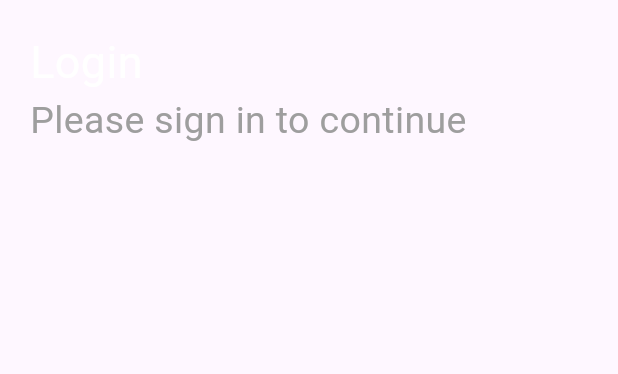
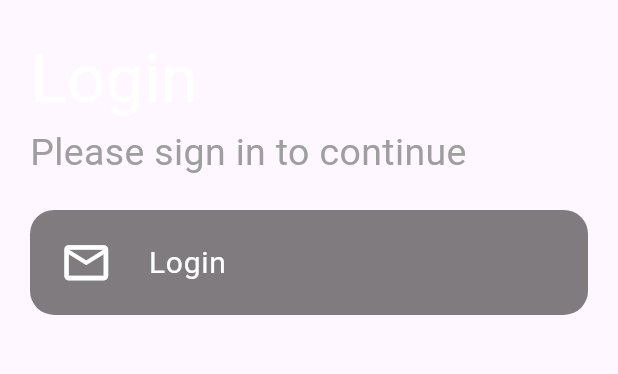
Before and after one commit to KaliopPraktyki/praktyki_projekt, a Flutter app: the loginScreen screen opened directly, on a phone screen of 412 x 824 dp, the part 401-775 px from its top. Run offline on Flutter 3.47's test engine with Material 3 defaults, Android fonts, the phone set to English and light mode, and no system bars.

Commit message:
+ update fonts + update login

```diff
--- a/lib/screens/login.dart
+++ b/lib/screens/login.dart
@@ -16,7 +16,6 @@ class loginScreen extends StatelessWidget {
               scale: 2.2,),
 
               SizedBox(height: 20,),
-
               //Text Login
               Row(
                 crossAxisAlignment: CrossAxisAlignment.start,
@@ -24,7 +23,7 @@ class loginScreen extends StatelessWidget {
                   SizedBox(width: 20,),
                   Text('Login',
                   style: TextStyle(
-                    fontSize: 30,
+                    fontSize: 45,
                     color: Colors.white,
                   ),),
                 ],
@@ -41,6 +40,36 @@ class loginScreen extends StatelessWidget {
                     ),),
                 ],
               ),
+              Container(
+                margin: EdgeInsets.all(20),
+                height: 70,
+                width: 500,
+                decoration: BoxDecoration(
+                  borderRadius: BorderRadius.circular(16),
+                  color: Colors.black.withOpacity(0.5),
+                ),
+                child: TextField(
+                  decoration: InputDecoration(
+                    contentPadding: EdgeInsets.symmetric(vertical: 20),
+                    border: InputBorder.none,
+                    hintText: "Login",
+                    prefixIcon: Padding(
+                      padding: const EdgeInsets.symmetric(horizontal: 20),
+                      child: Icon(Icons.email_outlined,
+                        color: Colors.white,
+                        size: 35,
+                      ),
+                    ),
+                    hintStyle: TextStyle(
+                      fontSize: 20,
+                      color: Colors.white,
+                    ),
+                  ),
+                  style: TextStyle(
+                    color: Colors.white,
+                  ),
+                ),
+              ),
             ],
           ),
         ),
--- a/pubspec.yaml
+++ b/pubspec.yaml
@@ -81,11 +81,11 @@ flutter:
   fonts:
     - family: Spoof
       fonts:
-        - asset: assets/fonts/Spoof-Regular.ttf
+        - asset: assets/fonts/Spoof-Regular.otf
           weight: 400
-        - asset: assets/fonts/Spoof-Medium.ttf
+        - asset: assets/fonts/Spoof-Medium.otf
           weight: 500
-        - asset: assets/fonts/Spoof-Bold.ttf
+        - asset: assets/fonts/Spoof-Bold.otf
           weight: 700
 
   #   - family: Trajan Pro
```
